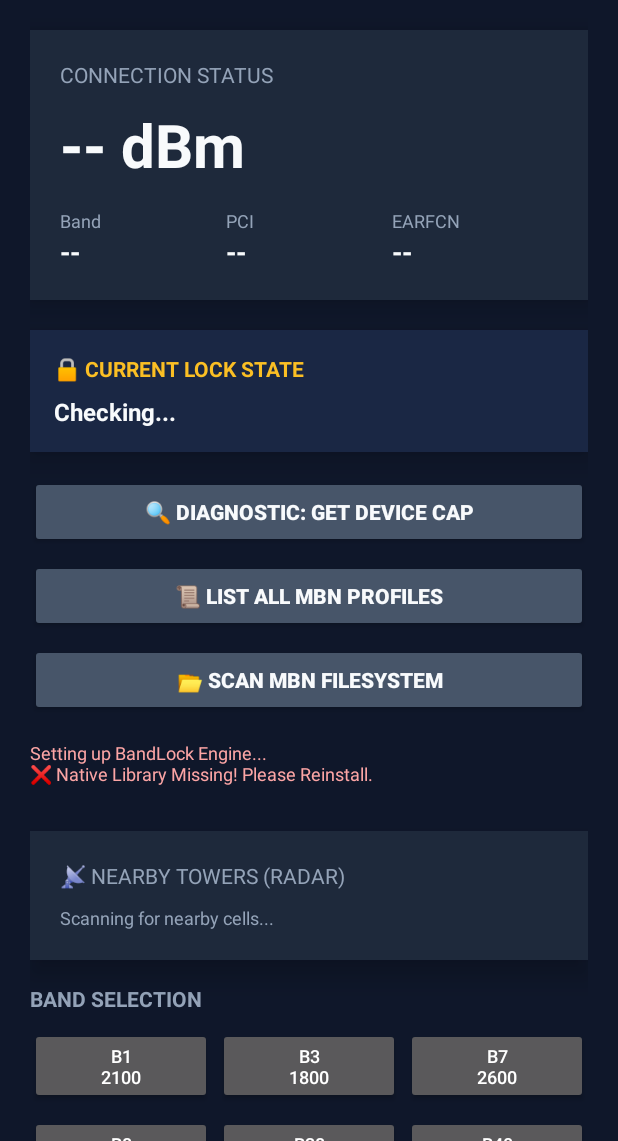
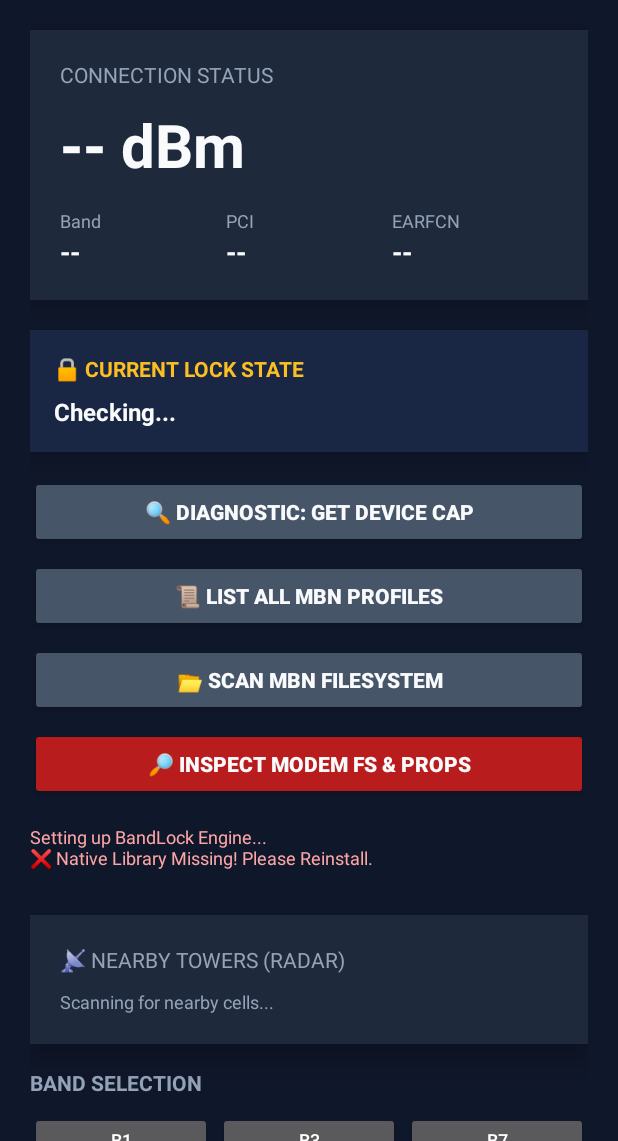
Before and after one commit to IranTSR/bandlock-pro, an Android app: the screen it shows after launch (MainActivity), on a phone screen of 412 x 824 dp, the part 95-1236 px from its top. Run offline under Robolectric (Android 15) with nearby library versions, the light colour scheme and no system bars; libraries missing offline, so code that uses them is left out: com.topjohnwu.superuser; 1 statement that could not run was skipped.

Commit message:
feat: add filesystem inspector button and logic to check active modem properties and files

```diff
--- a/BandLockPro/app/src/main/res/layout/activity_main.xml
+++ b/BandLockPro/app/src/main/res/layout/activity_main.xml
@@ -158,6 +158,16 @@
             android:layout_height="wrap_content"
             android:text="📂 SCAN MBN FILESYSTEM"
             android:backgroundTint="#475569"
+            android:textColor="#f8fafc"
+            android:textStyle="bold"
+            android:layout_marginBottom="8dp"/>
+
+        <Button
+            android:id="@+id/btnInspectFs"
+            android:layout_width="match_parent"
+            android:layout_height="wrap_content"
+            android:text="🔎 INSPECT MODEM FS &amp; PROPS"
+            android:backgroundTint="#b91c1c"
             android:textColor="#f8fafc"
             android:textStyle="bold"
             android:layout_marginBottom="16dp"/>
```
Also changed, not shown: BandLockPro/app/src/main/java/com/bandlock/pro/MainActivity.kt (+19 -0 lines).
